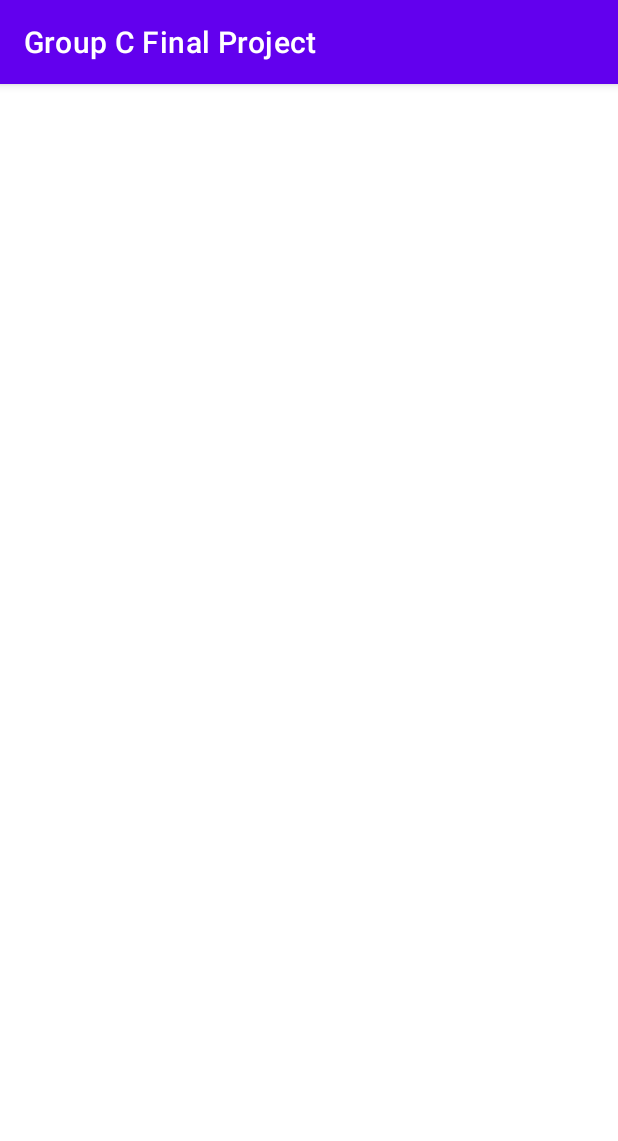
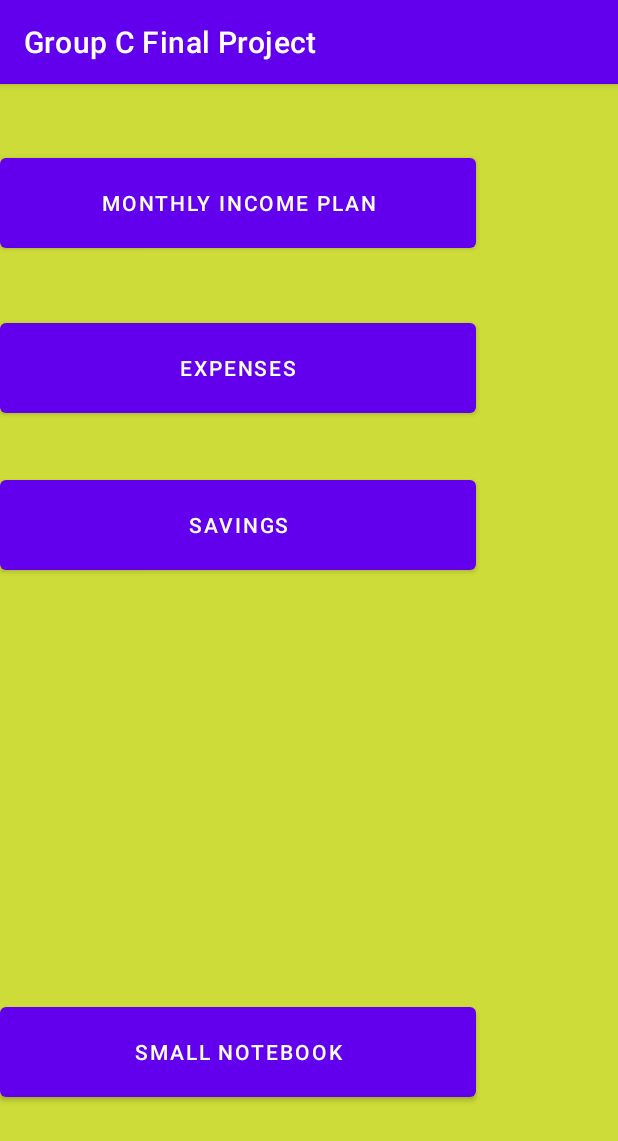
Before and after one commit to imohitsingh/Group-C-Final-Project, an Android app: the BigNotebookActivity screen opened directly, with no data from a screen before it, on a phone screen of 412 x 824 dp. Shown: the top 1141 px of the screen. Run offline under Robolectric (Android 15) with nearby library versions, the phone set to English and light mode, and no system bars.

Commit message:
added background colour and added three buttons to this activity!

```diff
--- a/app/src/main/java/com/example/groupcfinalproject/BigNotebookActivity.java
+++ b/app/src/main/java/com/example/groupcfinalproject/BigNotebookActivity.java
@@ -2,7 +2,9 @@ package com.example.groupcfinalproject;
 
 import androidx.appcompat.app.AppCompatActivity;
 
+import android.content.Intent;
 import android.os.Bundle;
+import android.view.View;
 
 public class BigNotebookActivity extends AppCompatActivity {
 
@@ -11,4 +13,9 @@ public class BigNotebookActivity extends AppCompatActivity {
         super.onCreate(savedInstanceState);
         setContentView(R.layout.activity_big_notebook);
     }
+
+    public void goTo_SmallNotebookActivity(View view) {
+        Intent smallnotebook_intent = new Intent(this, SmallNotebookActivity.class);
+        startActivity(smallnotebook_intent);
+    }
 }
--- a/app/src/main/res/layout/activity_big_notebook.xml
+++ b/app/src/main/res/layout/activity_big_notebook.xml
@@ -4,6 +4,52 @@
     xmlns:tools="http://schemas.android.com/tools"
     android:layout_width="match_parent"
     android:layout_height="match_parent"
+    android:background="#CDDC39"
     tools:context=".BigNotebookActivity">
 
+    <Button
+        android:id="@+id/button6"
+        android:layout_width="317dp"
+        android:layout_height="72dp"
+        android:text="Monthly income plan"
+        app:layout_constraintBottom_toBottomOf="parent"
+        app:layout_constraintTop_toTopOf="parent"
+        app:layout_constraintVertical_bias="0.062"
+        tools:layout_editor_absoluteX="47dp"
+        tools:ignore="MissingConstraints" />
+
+    <Button
+        android:id="@+id/button5"
+        android:layout_width="317dp"
+        android:layout_height="72dp"
+        android:text="Savings"
+        app:layout_constraintBottom_toBottomOf="parent"
+        app:layout_constraintTop_toTopOf="parent"
+        app:layout_constraintVertical_bias="0.371"
+        tools:layout_editor_absoluteX="47dp"
+        tools:ignore="MissingConstraints" />
+
+    <Button
+        android:id="@+id/button4"
+        android:layout_width="317dp"
+        android:layout_height="72dp"
+        android:text="Expenses"
+        app:layout_constraintBottom_toBottomOf="parent"
+        app:layout_constraintTop_toTopOf="parent"
+        app:layout_constraintVertical_bias="0.22"
+        tools:layout_editor_absoluteX="47dp"
+        tools:ignore="MissingConstraints" />
+
+    <Button
+        android:id="@+id/button3"
+        android:layout_width="317dp"
+        android:layout_height="72dp"
+        android:text="Small notebook"
+        android:onClick="goTo_SmallNotebookActivity"
+        app:layout_constraintBottom_toBottomOf="parent"
+        app:layout_constraintTop_toTopOf="parent"
+        app:layout_constraintVertical_bias="0.875"
+        tools:layout_editor_absoluteX="47dp"
+        tools:ignore="MissingConstraints" />
+
 </androidx.constraintlayout.widget.ConstraintLayout>
```
